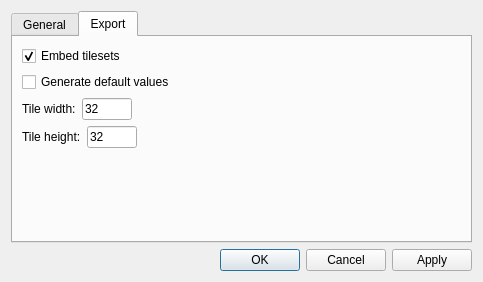
Above: src/gui/settings/settings_dialog.ui from albin-johansson/tactile before the change. Below: the same form after it.
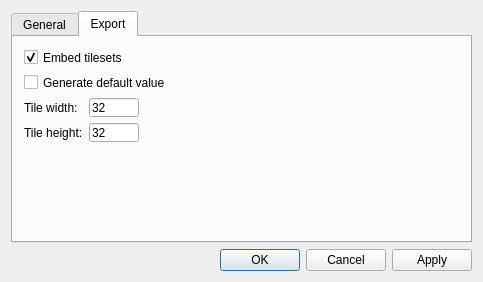
That is the form after the change. The open tabs and pages were chosen to show the change.

What changed in the file:
```diff
--- a/src/gui/settings/settings_dialog.ui
+++ b/src/gui/settings/settings_dialog.ui
@@ -109,10 +109,17 @@
       <attribute name="title">
        <string>Export</string>
       </attribute>
+      <widget class="QWidget" name="">
+       <property name="geometry">
+        <rect>
+         <x>11</x>
+         <y>11</y>
+         <width>141</width>
+         <height>94</height>
+        </rect>
+       </property>
       <layout class="QFormLayout" name="formLayout_2">
-       <item row="0" column="0">
-        <layout class="QVBoxLayout" name="verticalLayout">
-         <item>
+        <item row="0" column="0" colspan="2">
           <widget class="QCheckBox" name="embedTilesetsCheck">
            <property name="toolTip">
             <string>Embed tileset data in map files.</string>
@@ -125,7 +132,7 @@
            </property>
           </widget>
          </item>
-         <item>
+        <item row="1" column="0" colspan="2">
           <widget class="QCheckBox" name="generateDefaultsCheck">
            <property name="toolTip">
             <string>Generate default values of attributes in save files.</string>
@@ -135,16 +142,14 @@
            </property>
           </widget>
          </item>
-         <item>
-          <layout class="QHBoxLayout" name="horizontalLayout">
-           <item>
+        <item row="2" column="0">
             <widget class="QLabel" name="tileWidthLabel">
              <property name="text">
               <string>Tile width:</string>
              </property>
             </widget>
            </item>
-           <item>
+        <item row="2" column="1">
             <widget class="QLineEdit" name="tileWidthText">
              <property name="sizePolicy">
               <sizepolicy hsizetype="Minimum" vsizetype="Fixed">
@@ -166,31 +171,14 @@
              </property>
             </widget>
            </item>
-           <item>
-            <spacer name="tileWidthSpacer">
-             <property name="orientation">
-              <enum>Qt::Horizontal</enum>
-             </property>
-             <property name="sizeHint" stdset="0">
-              <size>
-               <width>40</width>
-               <height>20</height>
-              </size>
-             </property>
-            </spacer>
-           </item>
-          </layout>
-         </item>
-         <item>
-          <layout class="QHBoxLayout" name="horizontalLayout_2">
-           <item>
+        <item row="3" column="0">
             <widget class="QLabel" name="tileHeightLabel">
              <property name="text">
               <string>Tile height:</string>
              </property>
             </widget>
            </item>
-           <item>
+        <item row="3" column="1">
             <widget class="QLineEdit" name="tileHeightText">
              <property name="sizePolicy">
               <sizepolicy hsizetype="Minimum" vsizetype="Fixed">
@@ -209,37 +197,8 @@
              </property>
             </widget>
            </item>
-           <item>
-            <spacer name="tileHeightSpacer">
-             <property name="orientation">
-              <enum>Qt::Horizontal</enum>
-             </property>
-             <property name="sizeHint" stdset="0">
-              <size>
-               <width>40</width>
-               <height>20</height>
-              </size>
-             </property>
-            </spacer>
-           </item>
-          </layout>
-         </item>
-         <item>
-          <spacer name="verticalSpacer">
-           <property name="orientation">
-            <enum>Qt::Vertical</enum>
-           </property>
-           <property name="sizeHint" stdset="0">
-            <size>
-             <width>20</width>
-             <height>40</height>
-            </size>
-           </property>
-          </spacer>
-         </item>
-        </layout>
-       </item>
-      </layout>
+       </layout>
+      </widget>
      </widget>
     </widget>
    </item>
```
Lines whose indentation alone changed are shown as unchanged.
